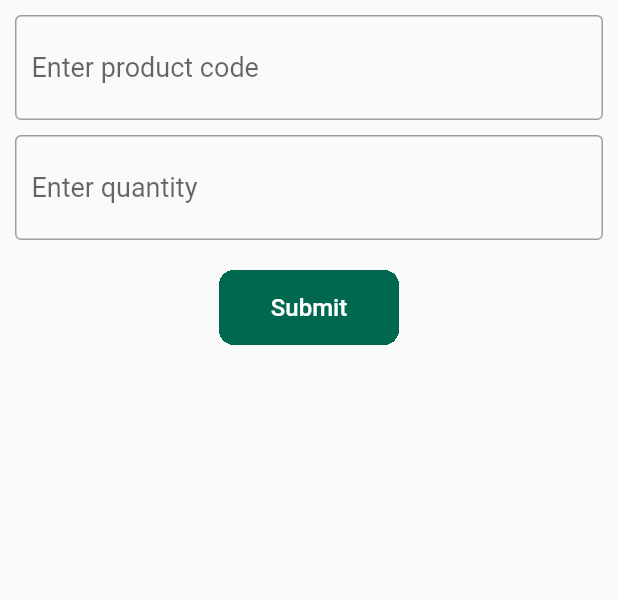
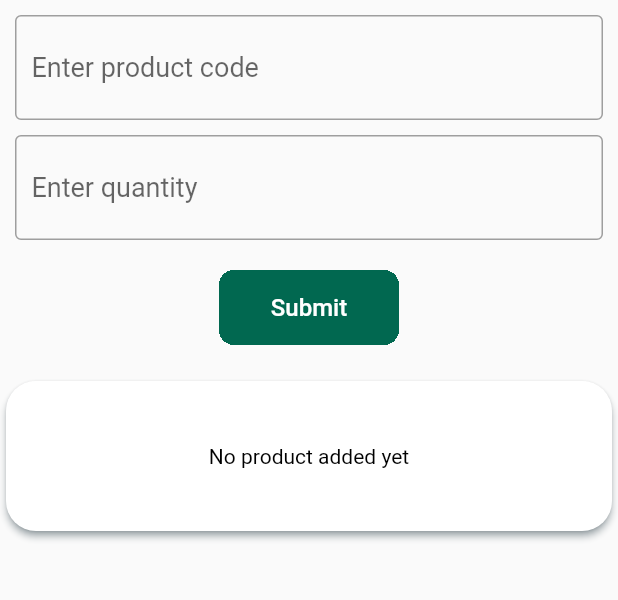
Before and after one commit to asmfahim1/zebra_scanner_final, a Flutter app: the ManualEntry screen opened directly, on a phone screen of 412 x 824 dp, the part 99-699 px from its top. Run offline on Flutter 3.47's test engine with Material 2 defaults, Android fonts, the phone set to English and light mode, and no system bars; our stand-ins replace bot_toast, device_info, get, google_fonts, shared_preferences, sqflite; missing offline and left inert: flutter_datawedge; accounts and stored records are empty.

Commit message:
manual screen modified

```diff
--- a/lib/controller/online_controller.dart
+++ b/lib/controller/online_controller.dart
@@ -137,7 +137,6 @@ class OnlineController extends GetxController {
       String ipAddress,
       String itemCode,
       String tagNum,
-      String outlet,
       String storeId,
       String deviceID) async {
     try{
@@ -186,7 +185,6 @@ class OnlineController extends GetxController {
       String ipAddress,
       String itemCode,
       String tagNum,
-      String outlet,
       String storeId,
       String deviceID) async {
     try{
--- /dev/null
+++ b/lib/model/manual_added_product_model.dart
@@ -0,0 +1,89 @@
+// To parse this JSON data, do
+//
+//     final manualAddedProductModel = manualAddedProductModelFromJson(jsonString);
+
+import 'dart:convert';
+
+ManualAddedProductModel manualAddedProductModelFromJson(String str) => ManualAddedProductModel.fromJson(json.decode(str));
+
+String manualAddedProductModelToJson(ManualAddedProductModel data) => json.encode(data.toJson());
+
+class ManualAddedProductModel {
+  int id;
+  int zid;
+  String ztime;
+  String zutime;
+  String tagNo;
+  String itemCode;
+  String itemDesc;
+  int scanQty;
+  int adjQty;
+  int autoQty;
+  int manualQty;
+  String xcus;
+  String device;
+  String store;
+  int zactive;
+  String zuuserid;
+  String zauserid;
+
+  ManualAddedProductModel({
+    required this.id,
+    required this.zid,
+    required this.ztime,
+    required this.zutime,
+    required this.tagNo,
+    required this.itemCode,
+    required this.itemDesc,
+    required this.scanQty,
+    required this.adjQty,
+    required this.autoQty,
+    required this.manualQty,
+    required this.xcus,
+    required this.device,
+    required this.store,
+    required this.zactive,
+    required this.zuuserid,
+    required this.zauserid,
+  });
+
+  factory ManualAddedProductModel.fromJson(Map<String, dynamic> json) => ManualAddedProductModel(
+    id: json["id"],
+    zid: json["zid"],
+    ztime: json["ztime"],
+    zutime: json["zutime"],
+    tagNo: json["tag_no"],
+    itemCode: json["item_code"],
+    itemDesc: json["item_desc"],
+    scanQty: json["scan_qty"],
+    adjQty: json["adj_qty"],
+    autoQty: json["auto_qty"],
+    manualQty: json["manual_qty"],
+    xcus: json["xcus"],
+    device: json["device"],
+    store: json["store"],
+    zactive: json["zactive"],
+    zuuserid: json["zuuserid"],
+    zauserid: json["zauserid"],
+  );
+
+  Map<String, dynamic> toJson() => {
+    "id": id,
+    "zid": zid,
+    "ztime": ztime,
+    "zutime": zutime,
+    "tag_no": tagNo,
+    "item_code": itemCode,
+    "item_desc": itemDesc,
+    "scan_qty": scanQty,
+    "adj_qty": adjQty,
+    "auto_qty": autoQty,
+    "manual_qty": manualQty,
+    "xcus": xcus,
+    "device": device,
+    "store": store,
+    "zactive": zactive,
+    "zuuserid": zuuserid,
+    "zauserid": zauserid,
+  };
+}
--- a/lib/view/manual_entry/manual_entry_screen.dart
+++ b/lib/view/manual_entry/manual_entry_screen.dart
@@ -1,18 +1,25 @@
 import 'package:flutter/material.dart';
 import 'package:flutter/services.dart';
+import 'package:google_fonts/google_fonts.dart';
 import 'package:zebra_scanner_final/constants/const_colors.dart';
 import 'package:zebra_scanner_final/controller/login_controller.dart';
 import 'package:zebra_scanner_final/controller/manual_entry_controller.dart';
 import 'package:zebra_scanner_final/controller/offline_controller.dart';
 import 'package:zebra_scanner_final/controller/online_controller.dart';
+import 'package:zebra_scanner_final/view/offline_process/offline-scan_screen.dart';
 import 'package:zebra_scanner_final/widgets/appBar_widget.dart';
 import 'package:get/get.dart';
 import '../../widgets/reusable_alert.dart';
+import '../online_process/online_mode_screen.dart';
 
 class ManualEntry extends StatefulWidget {
   String? mode;
+  String? tagNum;
+  String? storeId;
   ManualEntry({
     this.mode,
+    this.tagNum,
+    this.storeId,
     Key? key,
   }) : super(key: key);
 
@@ -37,7 +44,6 @@ class _ManualEntryState extends State<ManualEntry> {
           leading: GestureDetector(
             onTap: () async{
               if(widget.mode == 'Online'){
-
                 Get.back();
                 await online.productList(online.tagNumber.value, login.serverIp.value, online.storeID.value);
               }else{
@@ -53,8 +59,7 @@ class _ManualEntryState extends State<ManualEntry> {
           ),
         ),
       ),
-      body: Obx((){
-        return SingleChildScrollView(
+      body: SingleChildScrollView(
         child: Column(
           mainAxisAlignment: MainAxisAlignment.center,
           children: [
@@ -183,9 +188,9 @@ class _ManualEntryState extends State<ManualEntry> {
                           context,
                           login.serverIp.value,
                           login.deviceID.value,
-                                    online.user.value,
-                                    online.tagNumber.value,
-                                    online.storeID.value
+                          login.userId.value,
+                          widget.tagNum.toString(),
+                          widget.storeId.toString(),
                         );
                       }else{
                         manual.addManuallyOffline(context);
@@ -201,24 +206,108 @@ class _ManualEntryState extends State<ManualEntry> {
                       );
                     }
                   },
-                          child: Obx((){
+                  child:  const Text('Submit', style: TextStyle(fontSize: 16),)
+              ),
+            ),
+            const SizedBox(height: 20,),
+            if(widget.mode == 'Online')...[
+              if(manual.manualAddedProduct == null)...[
+                Card(
+                  shape: RoundedRectangleBorder(
+                      borderRadius: BorderRadius.circular(20.0)),
+                  color: Colors.white,
+                  elevation: 2,
+                  shadowColor: Colors.blueGrey,
+                  child: Container(
+                    height: 100,
+                    width: double.maxFinite,
+                    padding: const EdgeInsets.symmetric(horizontal: 10),
+                    child: const Center(
+                      child: Text('No product added yet'),
+                    ),
+                  ),
+                ),
+              ]else...[
+                Obx((){
                   return manual.entryDone.value
-                                ? const SizedBox(
-                                    height: 25,
-                                    width: 25,
-                                    child: CircularProgressIndicator(
-                                      color: Colors.white,
-                                    ),
-                                  )
-                                : const Text('Submit', style: TextStyle(fontSize: 16),
+                  ? Container()
+                  : _manualAddedProduct(
+                      title: manual.manualAddedProduct!.itemDesc,
+                      subTitle: manual.manualAddedProduct!.itemCode,
+                      quantity: manual.manualAddedProduct!.scanQty.toString(),
                     );
                 })
+              ]
+            ]else...[
+              if(manual.manualAddedProduct == null)...[
+                Card(
+                  shape: RoundedRectangleBorder(
+                      borderRadius: BorderRadius.circular(20.0)),
+                  color: Colors.white,
+                  elevation: 2,
+                  shadowColor: Colors.blueGrey,
+                  child: Container(
+                    height: 100,
+                    width: double.maxFinite,
+                    padding: const EdgeInsets.symmetric(horizontal: 10),
+                    child: const Center(
+                      child: Text('No product added yet'),
+                    ),
+                  ),
+                ),
+              ]else...[]
+            ]
+          ],
+        ),
+      ),
+    );
+  }
+
+  Widget _manualAddedProduct({
+  required String title,
+  required String subTitle,
+  required String quantity,
+  }){
+    return Card(
+      shape: RoundedRectangleBorder(
+          borderRadius: BorderRadius.circular(20.0)),
+      color: Colors.white,
+      elevation: 2,
+      shadowColor: Colors.blueGrey,
+      child: Container(
+        height: 100,
+        width: double.maxFinite,
+        padding: const EdgeInsets.symmetric(horizontal: 10),
+        child: Column(
+          crossAxisAlignment: CrossAxisAlignment.start,
+          mainAxisAlignment: MainAxisAlignment.spaceEvenly,
+          children: [
+            Text(
+              title,
+              style: GoogleFonts.urbanist(
+                color: Colors.black,
+                fontSize: 14,
+                fontWeight: FontWeight.w800,
+              ),
+            ),
+            Text(
+              subTitle,
+              overflow: TextOverflow.ellipsis,
+              style: GoogleFonts.urbanist(
+                color: Colors.black,
+                fontWeight: FontWeight.w400,
+              ),
+            ),
+            Text(
+              quantity,
+              style: GoogleFonts.urbanist(
+                color: Colors.black,
+                fontWeight: FontWeight.w800,
               ),
             ),
           ],
         ),
-              );
-      }),
+      ),
     );
   }
 }
--- a/lib/view/offline_process/offline-scan_screen.dart
+++ b/lib/view/offline_process/offline-scan_screen.dart
@@ -5,7 +5,6 @@ import 'package:get/get.dart';
 import 'package:google_fonts/google_fonts.dart';
 import 'package:zebra_scanner_final/controller/offline_controller.dart';
 import '../../controller/server_controller.dart';
-import '../../widgets/appBar_widget.dart';
 import '../../constants/const_colors.dart';
 import '../../widgets/reusable_alert.dart';
 import '../manual_entry/manual_entry_screen.dart';
@@ -87,7 +86,7 @@ class _OfflineScanScreenState extends State<OfflineScanScreen> {
           ),
             title: Container(
               height: 50,
-              padding: const EdgeInsets.symmetric(horizontal: 10),
+              width: 250,
               decoration: BoxDecoration(borderRadius: BorderRadius.circular(20.0)),
               child: TextFormField(
                 controller: offline.searchByName,
--- a/lib/view/online_process/tag_selection.dart
+++ b/lib/view/online_process/tag_selection.dart
@@ -107,8 +107,6 @@ class _TagSelectScreenState extends State<TagSelectScreen> {
                                   Get.to(() => OnlineMode(
                                         tagNum: tagController.tagList[index].xtagnum,
                                         storeId: tagController.tagList[index].xwh,
-                                        userId: tagController.tagList[index].zauserid,
-                                        outlet: tagController.tagList[index].xwh,
                                       )
                                   );
                                 },
```
Also changed, not shown: lib/controller/manual_entry_controller.dart (+44 -7 lines), lib/view/login_screen.dart (+24 -3 lines), lib/view/online_process/online_mode_screen.dart (+12 -30 lines). Lines whose indentation alone changed are shown as unchanged.
